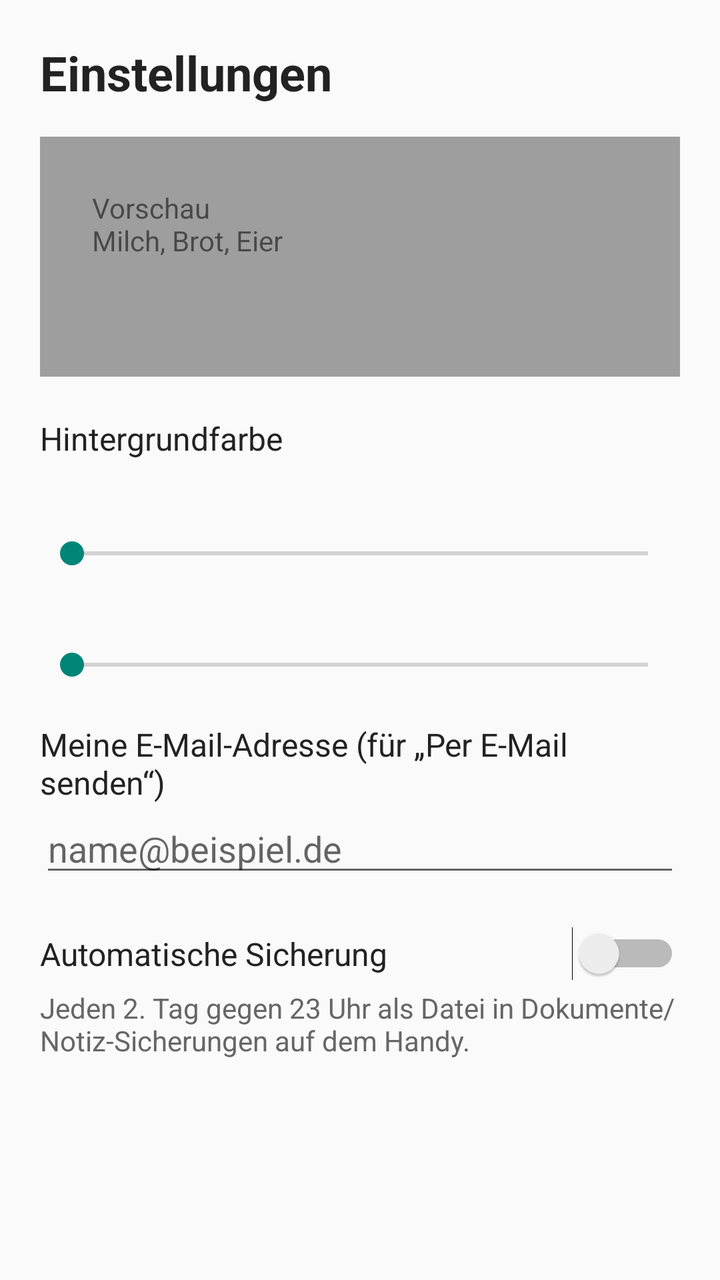
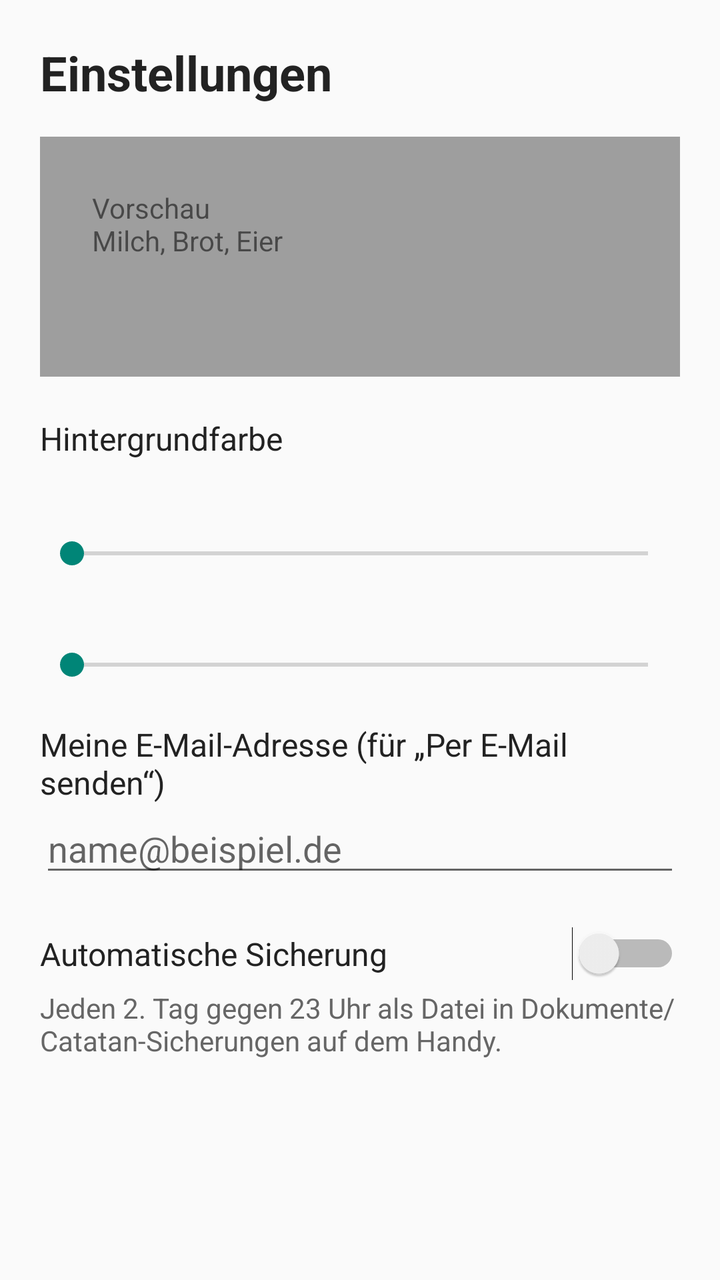

An Android layout rendered at two revisions. The XML below is the earlier revision; the diff shows what the commit changed to produce the second picture.
<!-- AndroidManifest.xml: application theme AppTheme -->
<!-- res/layout/activity_settings.xml -->
<?xml version="1.0" encoding="utf-8"?>
<ScrollView xmlns:android="http://schemas.android.com/apk/res/android"
    android:layout_width="match_parent"
    android:layout_height="match_parent"
    android:background="#FAFAFA"
    android:fillViewport="true">

    <LinearLayout
        android:layout_width="match_parent"
        android:layout_height="wrap_content"
        android:orientation="vertical"
        android:padding="20dp">

        <TextView
            android:layout_width="wrap_content"
            android:layout_height="wrap_content"
            android:text="Einstellungen"
            android:textColor="#222222"
            android:textSize="24sp"
            android:textStyle="bold" />

        
        <FrameLayout
            android:layout_width="match_parent"
            android:layout_height="120dp"
            android:layout_marginTop="16dp"
            android:background="#9E9E9E"
            android:padding="12dp">

            <TextView
                android:id="@+id/preview"
                android:layout_width="match_parent"
                android:layout_height="match_parent"
                android:padding="14dp"
                android:text="Vorschau\nMilch, Brot, Eier" />
        </FrameLayout>

        <TextView
            android:layout_width="wrap_content"
            android:layout_height="wrap_content"
            android:layout_marginTop="20dp"
            android:text="Hintergrundfarbe"
            android:textColor="#222222"
            android:textSize="16sp" />

        <HorizontalScrollView
            android:layout_width="match_parent"
            android:layout_height="wrap_content"
            android:scrollbars="none">

            <LinearLayout
                android:id="@+id/swatch_row"
                android:layout_width="wrap_content"
                android:layout_height="wrap_content"
                android:orientation="horizontal" />
        </HorizontalScrollView>

        <TextView
            android:id="@+id/label_transp"
            android:layout_width="wrap_content"
            android:layout_height="wrap_content"
            android:layout_marginTop="16dp"
            android:textColor="#222222"
            android:textSize="16sp" />

        <SeekBar
            android:id="@+id/seek_transp"
            android:layout_width="match_parent"
            android:layout_height="wrap_content"
            android:max="90" />

        <TextView
            android:id="@+id/label_size"
            android:layout_width="wrap_content"
            android:layout_height="wrap_content"
            android:layout_marginTop="16dp"
            android:textColor="#222222"
            android:textSize="16sp" />

        <SeekBar
            android:id="@+id/seek_size"
            android:layout_width="match_parent"
            android:layout_height="wrap_content"
            android:max="20" />

        <TextView
            android:layout_width="wrap_content"
            android:layout_height="wrap_content"
            android:layout_marginTop="20dp"
            android:text="Meine E-Mail-Adresse (für „Per E-Mail senden“)"
            android:textColor="#222222"
            android:textSize="16sp" />

        <EditText
            android:id="@+id/edit_email"
            android:layout_width="match_parent"
            android:layout_height="wrap_content"
            android:hint="name@beispiel.de"
            android:importantForAutofill="no"
            android:inputType="textEmailAddress"
            android:textColor="#222222" />

        <Switch
            android:id="@+id/switch_backup"
            android:layout_width="match_parent"
            android:layout_height="wrap_content"
            android:layout_marginTop="20dp"
            android:text="Automatische Sicherung"
            android:textColor="#222222"
            android:textSize="16sp" />

        <TextView
            android:layout_width="wrap_content"
            android:layout_height="wrap_content"
            android:layout_marginTop="4dp"
            android:text="Jeden 2. Tag gegen 23 Uhr als Datei in Dokumente/Notiz-Sicherungen auf dem Handy."
            android:textColor="#666666"
            android:textSize="14sp" />

    </LinearLayout>
</ScrollView>
<!-- resources referenced by this layout -->
<resources>
  <style name="AppTheme" parent="@android:style/Theme.Material.Light.NoActionBar" />
</resources>

<!-- the commit's change to res/layout/activity_settings.xml (unified diff, before → after) -->
@@ -113,7 +113,7 @@
             android:layout_width="wrap_content"
             android:layout_height="wrap_content"
             android:layout_marginTop="4dp"
-            android:text="Jeden 2. Tag gegen 23 Uhr als Datei in Dokumente/Notiz-Sicherungen auf dem Handy."
+            android:text="Jeden 2. Tag gegen 23 Uhr als Datei in Dokumente/Catatan-Sicherungen auf dem Handy."
             android:textColor="#666666"
             android:textSize="14sp" />
 
